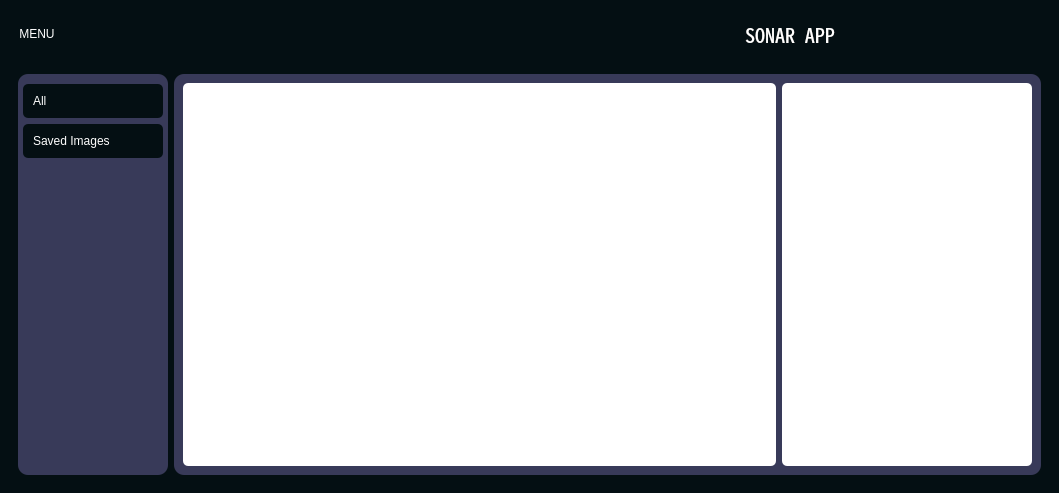
Qt form sonar_gui.ui (Fraulainee/Sonar-UI-PySide2) before a commit.
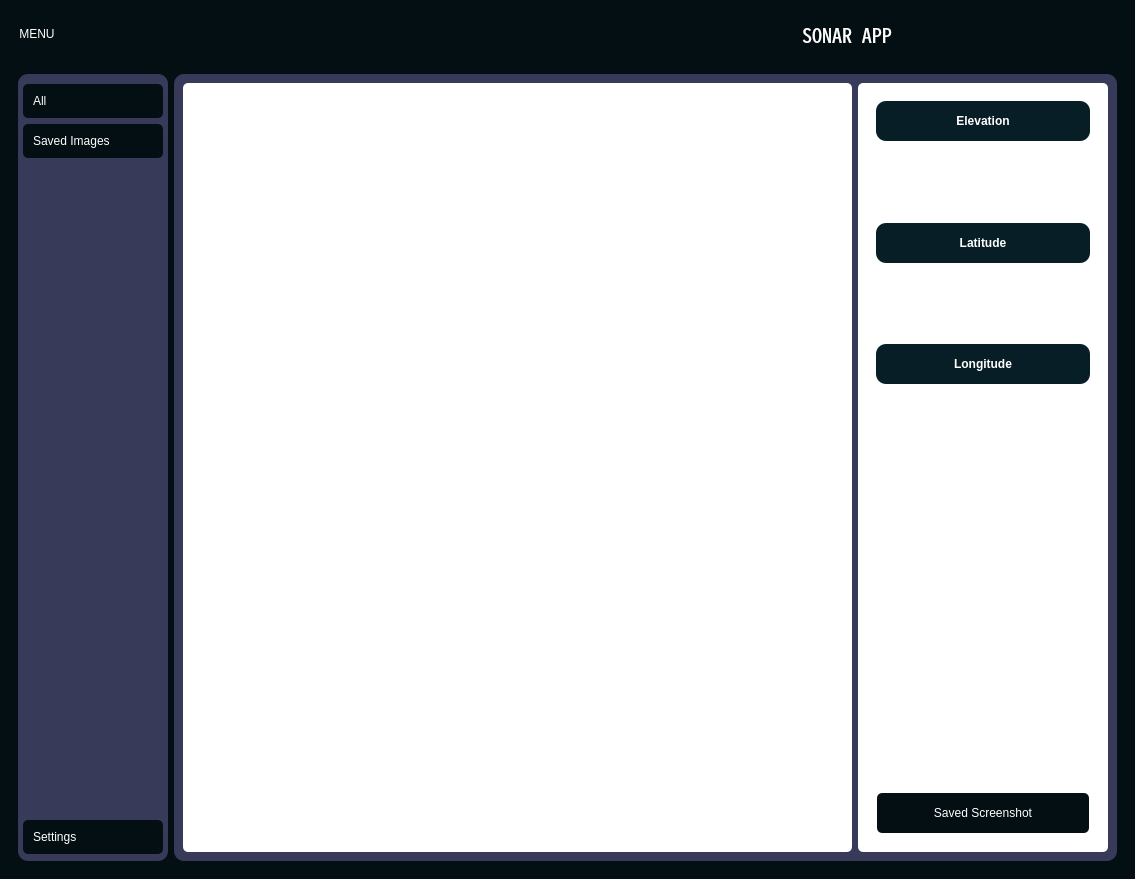
The same form after that commit. Icons and pictures are not drawn. Custom widgets are drawn as their Qt base class.

Patch:
```diff
--- a/sonar_gui.ui
+++ b/sonar_gui.ui
@@ -6,8 +6,8 @@
    <rect>
     <x>0</x>
     <y>0</y>
-    <width>1059</width>
-    <height>493</height>
+    <width>1135</width>
+    <height>879</height>
    </rect>
   </property>
   <property name="windowTitle">
@@ -32,16 +32,26 @@
 	padding: 10px;
 	background-color: #040f13;
 	border-radius: 5px;
-}
+} 
 #main_body{
 	/* background-color: #071e26; */
 	background-color:rgb(56,58,89);
 	border-radius: 10px;
 }
 #main_data, #main_data_sidebar{
-	background-color: #fff;
+	background-color:#fff;
 	border-radius: 5px;
-}</string>
+}
+
+#title_latitude, #title_longitude, #elevation, ssBtn {
+	background-color: #071e26; 
+   	border-radius: 10px;
+}
+
+#ssBtn:hover {
+    background-color: #3c3d5d;
+}
+</string>
    </property>
    <layout class="QVBoxLayout" name="verticalLayout">
     <item>
@@ -206,7 +216,7 @@
            <number>0</number>
           </property>
           <property name="bottomMargin">
-           <number>0</number>
+           <number>5</number>
           </property>
           <item alignment="Qt::AlignTop">
            <widget class="QFrame" name="frame_4">
@@ -271,6 +281,55 @@
             </layout>
            </widget>
           </item>
+          <item alignment="Qt::AlignBottom">
+           <widget class="QFrame" name="frame_5">
+            <property name="styleSheet">
+             <string notr="true">#settingsBtn {
+	text-align: left;
+}</string>
+            </property>
+            <property name="frameShape">
+             <enum>QFrame::StyledPanel</enum>
+            </property>
+            <property name="frameShadow">
+             <enum>QFrame::Raised</enum>
+            </property>
+            <layout class="QVBoxLayout" name="verticalLayout_7">
+             <property name="spacing">
+              <number>0</number>
+             </property>
+             <property name="leftMargin">
+              <number>5</number>
+             </property>
+             <property name="topMargin">
+              <number>5</number>
+             </property>
+             <property name="rightMargin">
+              <number>5</number>
+             </property>
+             <property name="bottomMargin">
+              <number>2</number>
+             </property>
+             <item>
+              <widget class="QPushButton" name="settingsBtn">
+               <property name="sizePolicy">
+                <sizepolicy hsizetype="Preferred" vsizetype="Preferred">
+                 <horstretch>0</horstretch>
+                 <verstretch>0</verstretch>
+                </sizepolicy>
+               </property>
+               <property name="text">
+                <string>Settings</string>
+               </property>
+               <property name="icon">
+                <iconset resource="icons.qrc">
+                 <normaloff>:/icons/icons/settings.svg</normaloff>:/icons/icons/settings.svg</iconset>
+               </property>
+              </widget>
+             </item>
+            </layout>
+           </widget>
+          </item>
          </layout>
         </widget>
        </item>
@@ -294,30 +353,10 @@
              </property>
              <layout class="QVBoxLayout" name="verticalLayout_4">
               <item>
-               <widget class="QFrame" name="frame_7">
-                <property name="frameShape">
-                 <enum>QFrame::StyledPanel</enum>
-                </property>
-                <property name="frameShadow">
-                 <enum>QFrame::Raised</enum>
-                </property>
-                <widget class="QFrame" name="frame_8">
-                 <property name="geometry">
-                  <rect>
-                   <x>0</x>
-                   <y>350</y>
-                   <width>575</width>
-                   <height>339</height>
-                  </rect>
-                 </property>
-                 <property name="frameShape">
-                  <enum>QFrame::StyledPanel</enum>
-                 </property>
-                 <property name="frameShadow">
-                  <enum>QFrame::Raised</enum>
-                 </property>
-                </widget>
-               </widget>
+               <widget class="MatplotlibWidget" name="elevation_plot" native="true"/>
+              </item>
+              <item>
+               <widget class="QWidget" name="mapwidget" native="true"/>
               </item>
              </layout>
             </widget>
@@ -343,24 +382,176 @@
               <enum>QFrame::Raised</enum>
              </property>
              <layout class="QVBoxLayout" name="verticalLayout_5">
-              <item>
-               <widget class="QFrame" name="frame_9">
-                <property name="frameShape">
-                 <enum>QFrame::StyledPanel</enum>
-                </property>
-                <property name="frameShadow">
-                 <enum>QFrame::Raised</enum>
-                </property>
-               </widget>
-              </item>
               <item>
                <widget class="QFrame" name="frame_10">
+                <property name="styleSheet">
+                 <string notr="true"/>
+                </property>
                 <property name="frameShape">
                  <enum>QFrame::StyledPanel</enum>
                 </property>
                 <property name="frameShadow">
                  <enum>QFrame::Raised</enum>
                 </property>
+                <layout class="QVBoxLayout" name="verticalLayout_9">
+                 <property name="spacing">
+                  <number>10</number>
+                 </property>
+                 <item>
+                  <widget class="QLabel" name="elevation">
+                   <property name="minimumSize">
+                    <size>
+                     <width>0</width>
+                     <height>40</height>
+                    </size>
+                   </property>
+                   <property name="maximumSize">
+                    <size>
+                     <width>16777215</width>
+                     <height>40</height>
+                    </size>
+                   </property>
+                   <property name="font">
+                    <font>
+                     <weight>75</weight>
+                     <bold>true</bold>
+                    </font>
+                   </property>
+                   <property name="text">
+                    <string>Elevation</string>
+                   </property>
+                   <property name="alignment">
+                    <set>Qt::AlignCenter</set>
+                   </property>
+                  </widget>
+                 </item>
+                 <item>
+                  <widget class="QLabel" name="label_4">
+                   <property name="text">
+                    <string>TextLabel</string>
+                   </property>
+                  </widget>
+                 </item>
+                 <item>
+                  <widget class="QLabel" name="title_latitude">
+                   <property name="minimumSize">
+                    <size>
+                     <width>0</width>
+                     <height>40</height>
+                    </size>
+                   </property>
+                   <property name="maximumSize">
+                    <size>
+                     <width>16777215</width>
+                     <height>40</height>
+                    </size>
+                   </property>
+                   <property name="font">
+                    <font>
+                     <weight>75</weight>
+                     <bold>true</bold>
+                    </font>
+                   </property>
+                   <property name="text">
+                    <string>Latitude</string>
+                   </property>
+                   <property name="alignment">
+                    <set>Qt::AlignCenter</set>
+                   </property>
+                  </widget>
+                 </item>
+                 <item>
+                  <widget class="QLabel" name="label_3">
+                   <property name="text">
+                    <string>TextLabel</string>
+                   </property>
+                  </widget>
+                 </item>
+                 <item>
+                  <widget class="QLabel" name="title_longitude">
+                   <property name="minimumSize">
+                    <size>
+                     <width>0</width>
+                     <height>40</height>
+                    </size>
+                   </property>
+                   <property name="maximumSize">
+                    <size>
+                     <width>16777215</width>
+                     <height>40</height>
+                    </size>
+                   </property>
+                   <property name="font">
+                    <font>
+                     <weight>75</weight>
+                     <bold>true</bold>
+                    </font>
+                   </property>
+                   <property name="text">
+                    <string>Longitude</string>
+                   </property>
+                   <property name="alignment">
+                    <set>Qt::AlignCenter</set>
+                   </property>
+                  </widget>
+                 </item>
+                 <item>
+                  <widget class="QLabel" name="label_5">
+                   <property name="text">
+                    <string>TextLabel</string>
+                   </property>
+                  </widget>
+                 </item>
+                </layout>
+               </widget>
+              </item>
+              <item alignment="Qt::AlignBottom">
+               <widget class="QFrame" name="frame_9">
+                <property name="frameShape">
+                 <enum>QFrame::StyledPanel</enum>
+                </property>
+                <property name="frameShadow">
+                 <enum>QFrame::Raised</enum>
+                </property>
+                <layout class="QVBoxLayout" name="verticalLayout_6">
+                 <property name="spacing">
+                  <number>10</number>
+                 </property>
+                 <property name="leftMargin">
+                  <number>10</number>
+                 </property>
+                 <property name="topMargin">
+                  <number>10</number>
+                 </property>
+                 <property name="rightMargin">
+                  <number>10</number>
+                 </property>
+                 <property name="bottomMargin">
+                  <number>10</number>
+                 </property>
+                 <item>
+                  <widget class="QPushButton" name="ssBtn">
+                   <property name="minimumSize">
+                    <size>
+                     <width>0</width>
+                     <height>40</height>
+                    </size>
+                   </property>
+                   <property name="maximumSize">
+                    <size>
+                     <width>16777215</width>
+                     <height>40</height>
+                    </size>
+                   </property>
+                   <property name="styleSheet">
+                    <string notr="true"/>
+                   </property>
+                   <property name="text">
+                    <string>Saved Screenshot</string>
+                   </property>
+                  </widget>
+                 </item>
+                </layout>
                </widget>
               </item>
              </layout>
@@ -377,6 +568,20 @@
    </layout>
   </widget>
  </widget>
+ <customwidgets>
+  <customwidget>
+   <class>QCustomSlideMenu</class>
+   <extends>QWidget</extends>
+   <header>Custom_Widgets.Widgets.h</header>
+   <container>1</container>
+  </customwidget>
+  <customwidget>
+   <class>MatplotlibWidget</class>
+   <extends>QWidget</extends>
+   <header>matplotlibwidget.h</header>
+   <container>1</container>
+  </customwidget>
+ </customwidgets>
  <resources>
   <include location="icons.qrc"/>
  </resources>
```
Left out of the diff: 2 changed lines with no effect on the pictures.
